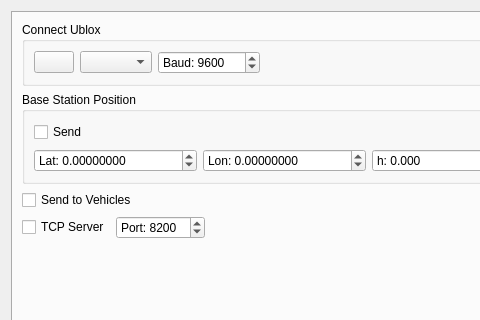
Above: Linux/RC_Car_Tool/basestation.ui from vedderb/rise_sdvp before the change; both pictures show x 0 to 480 and y 0 to 320 of the 738 by 531 pixel window. Below: the same form after it.
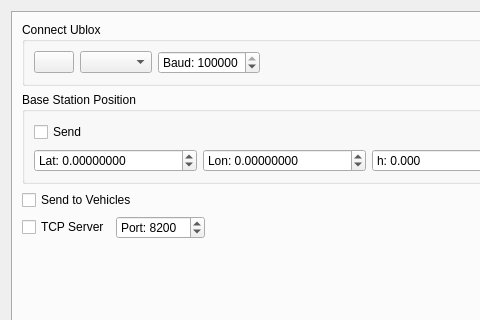
That is the form after the change. Icons and pictures are not drawn.

Diff of the .ui file:
```diff
--- a/Linux/RC_Car_Tool/basestation.ui
+++ b/Linux/RC_Car_Tool/basestation.ui
@@ -72,7 +72,7 @@
              <number>4000000</number>
             </property>
             <property name="value">
-             <number>9600</number>
+             <number>115200</number>
             </property>
            </widget>
           </item>
```
